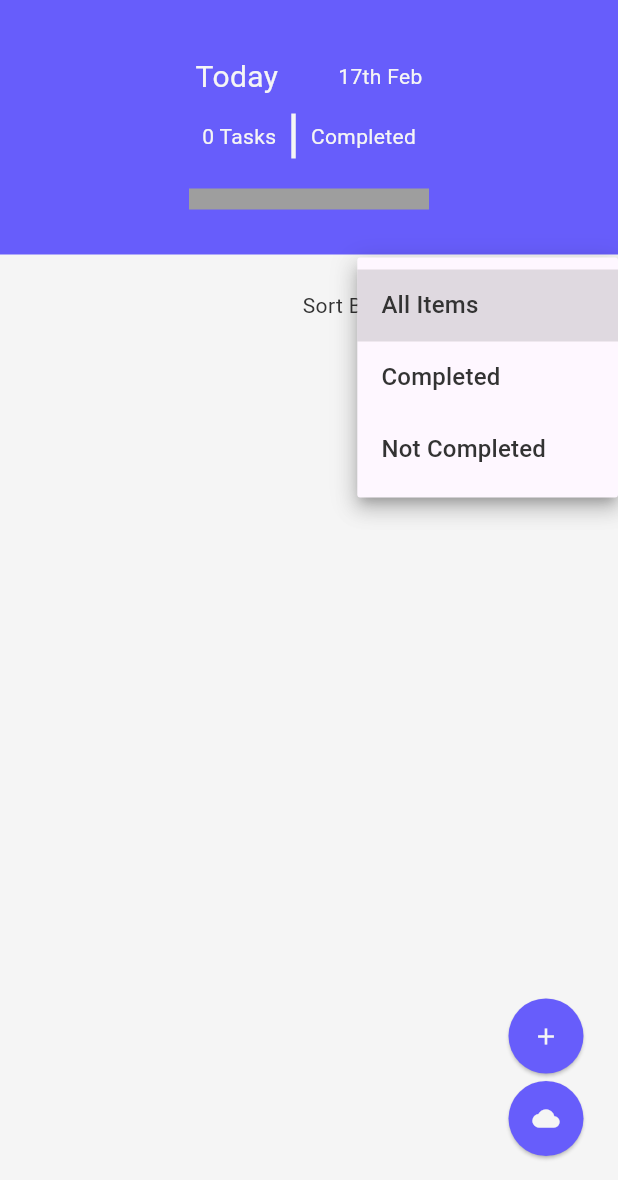
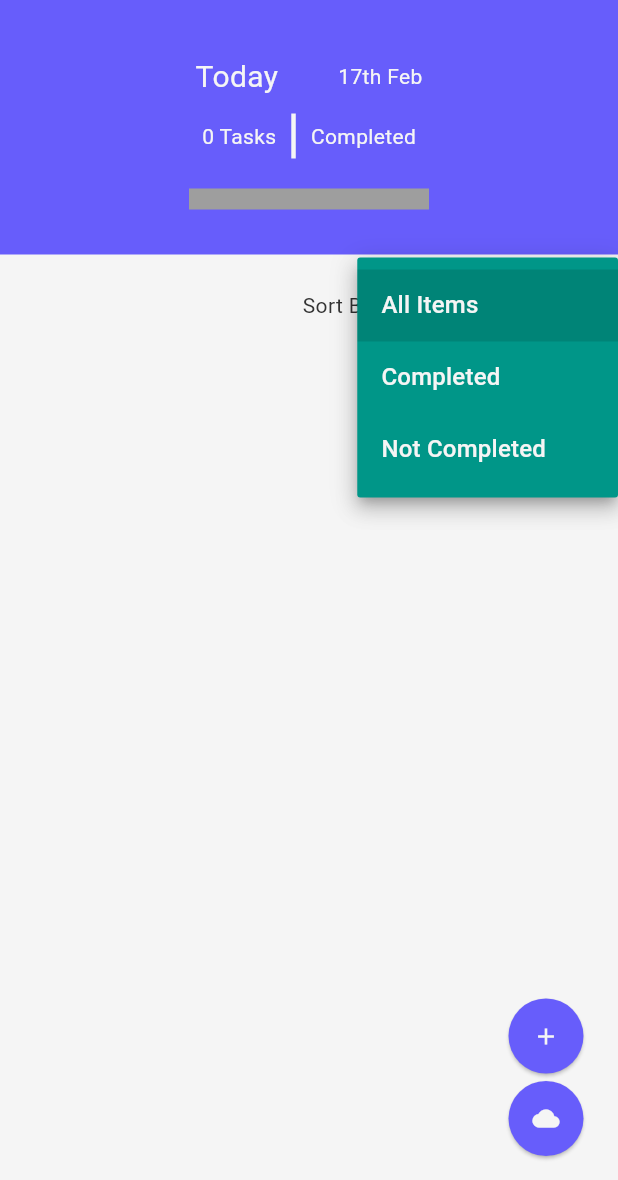
Before and after one commit to hamzairfanmrf/ToDoFlutterApp, a Flutter app: the screen it shows after launch, after a tap on "All Items", on a phone screen of 412 x 824 dp, the part 56-1236 px from its top. Run offline on Flutter 3.47's test engine with Material 3 defaults, Android fonts, the phone set to English and light mode, and no system bars; drawn by our look-alikes of percent_indicator; our stand-ins replace flutter_slidable, geolocator, get, hive, hive_flutter; accounts and stored records are empty.

Commit message:
version 1.1

```diff
--- a/lib/main.dart
+++ b/lib/main.dart
@@ -1,9 +1,10 @@
 import 'package:flutter/material.dart';
-import 'package:hive/hive.dart';
 import 'package:hive_flutter/adapters.dart';
 import 'package:todoflutter/ui/home_page.dart';
 import 'package:todoflutter/util/colors.dart';
 import 'package:get/get.dart';
+import 'package:todoflutter/view_model/tasklistviewmodel.dart';
+import 'package:todoflutter/view_model/weatherViewModel.dart';
 
 
 import 'data/adapter.dart';
@@ -23,6 +24,8 @@ class MyApp extends StatelessWidget {
 
   @override
   Widget build(BuildContext context) {
+    Get.put(WeatherViewModel());
+    Get.put(TaskListViewModel());
     return GetMaterialApp(
       debugShowCheckedModeBanner: false,
       home: HomePage(),
@@ -31,7 +34,7 @@ class MyApp extends StatelessWidget {
         // Additional light theme settings
       ),
       darkTheme: ThemeData.dark().copyWith(
-        colorScheme: ColorScheme.dark(
+        colorScheme: const ColorScheme.dark(
           primary: AppColors.blackColor,
           // Additional dark theme settings
         ),
--- a/lib/ui/home_page.dart
+++ b/lib/ui/home_page.dart
@@ -7,6 +7,7 @@ import 'package:todoflutter/view_model/tasklistviewmodel.dart';
 import 'package:todoflutter/view_model/weatherViewModel.dart';
 
 import '../util/dialog_box.dart';
+import '../util/my_button.dart';
 import '../util/todo_tile.dart';
 import 'package:percent_indicator/linear_percent_indicator.dart';
 
@@ -49,22 +50,18 @@ class _HomePageState extends State<HomePage> {
           floatingActionButton: Column(
             mainAxisAlignment: MainAxisAlignment.end,
             children: [
-              ElevatedButton(
+              CommonElevatedButton(
                 onPressed: () {
                   controller.createNewTask(context);
                 },
-                style: ElevatedButton.styleFrom(
-                  primary: AppColors.primaryColor,
-                  shape: CircleBorder(),
-                  padding: EdgeInsets.all(16),
-                ),
-                child: Icon(Icons.add, color: AppColors.whiteColor),
+                icon: Icons.add,
               ),
-              SizedBox(
+
+              const SizedBox(
                 height: 5,
               ),
-              ElevatedButton(
-                onPressed: () async {
+              CommonElevatedButton(
+                onPressed: () async{
                   var location=await weatherController.determinePosition();
                   await weatherController.fetchWeather(location.latitude, location.longitude).then((value) => {
 
@@ -72,23 +69,13 @@ class _HomePageState extends State<HomePage> {
 
                   if(weatherController.weatherData.value!.weatherDescription.isNotEmpty){
 
-                    Get.to(() => WeatherDisplay());
+                    Get.to(() =>  WeatherDisplay());
 
                   }
+                },
+                icon: Icons.cloud,
+              ),
 
-
-                  // Get.to(WeatherDisplay());
-                  // var location = await controller.read<WeatherViewModel>().determinePosition();
-                  // controller.read<WeatherViewModel>().fetchWeather(location.latitude, location.longitude);
-
-                },
-                style: ElevatedButton.styleFrom(
-                  primary: const Color(0xFF675DFB),
-                  shape: CircleBorder(),
-                  padding: EdgeInsets.all(16),
-                ),
-                child: Icon(Icons.cloud, color: AppColors.whiteColor),
-              ),
             ],
           ),
           body: SingleChildScrollView(
@@ -211,11 +198,12 @@ class _HomePageState extends State<HomePage> {
                       padding: const EdgeInsets.all(10.0),
                       child: Container(
                         decoration: BoxDecoration(
-                          color: AppColors.yellowColor,
+                          color: Colors.teal,
                           borderRadius: BorderRadius.circular(12),
                         ),
                         padding: const EdgeInsets.symmetric(horizontal: 5.0),
                         child: DropdownButton<String>(
+                          dropdownColor: Colors.teal,
                           hint: const Text('Select Priority'),
                           value: controller.dropdownValue.value,
                           onChanged: (String? newValue) {
@@ -229,7 +217,7 @@ class _HomePageState extends State<HomePage> {
                                 value: value,
                                 child: Text(value,
                                   style: TextStyle(
-                                      color: textColor
+                                      color: AppColors.whiteColor
                                   ),
                                 ),
                               );
--- a/lib/util/my_button.dart
+++ b/lib/util/my_button.dart
@@ -1,20 +1,26 @@
 import 'package:flutter/material.dart';
+import 'package:todoflutter/util/colors.dart';
 
-class MyButton extends StatelessWidget {
-  final String text;
+class CommonElevatedButton extends StatelessWidget {
   final VoidCallback onPressed;
-  MyButton({
-    super.key,
-    required this.text,
+  final IconData icon;
+
+  const CommonElevatedButton({
+    Key? key,
     required this.onPressed,
-  });
+    required this.icon,
+  }) : super(key: key);
 
   @override
   Widget build(BuildContext context) {
-    return MaterialButton(
+    return ElevatedButton(
       onPressed: onPressed,
-      color: Theme.of(context).primaryColor,
-      child: Text(text),
+      style: ElevatedButton.styleFrom(
+        primary: AppColors.primaryColor,
+        shape: CircleBorder(),
+        padding: EdgeInsets.all(16),
+      ),
+      child: Icon(icon, color: AppColors.whiteColor),
     );
   }
 }
--- a/lib/view_model/weatherViewModel.dart
+++ b/lib/view_model/weatherViewModel.dart
@@ -133,7 +133,7 @@ class WeatherViewModel extends GetxController {
       if (response.statusCode == 200) {
         final Map<String, dynamic> jsonResponse = jsonDecode(response.body);
         weatherData.value = WeatherModel.fromJson(jsonResponse);
-        update();
+
         // print(weatherData.value!.weatherDescription);
 
       } else {
```
Also changed, not shown: lib/ui/weather_page.dart (+64 -78 lines).
